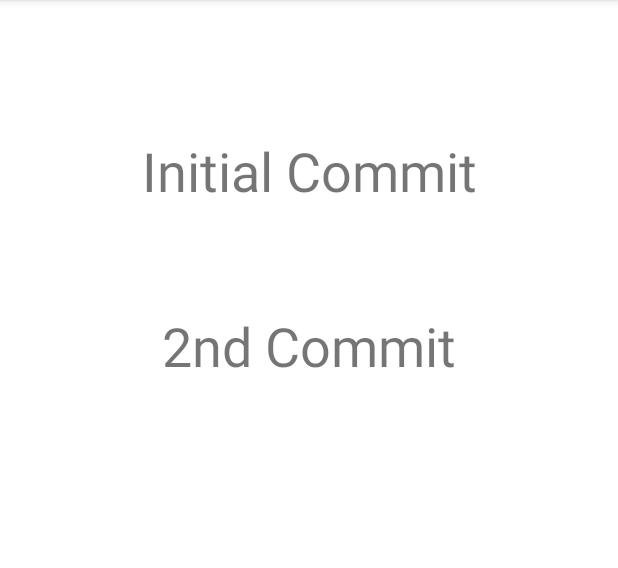
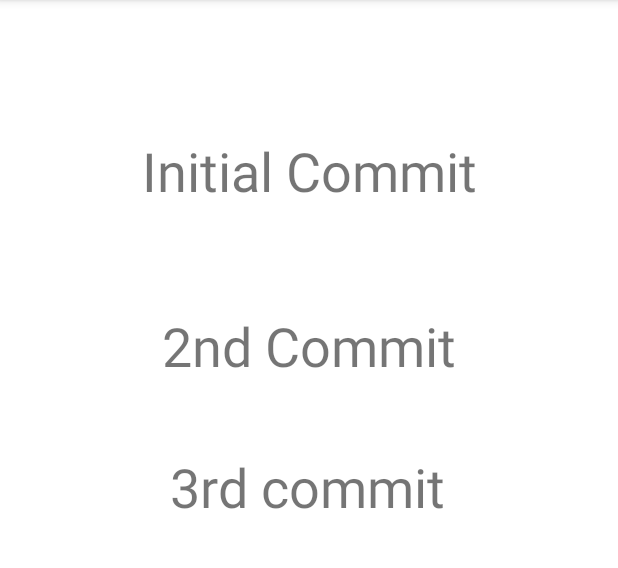
Before and after one commit to seyon-web/mad_lab3, an Android app: the screen it shows after launch (MainActivity), on a phone screen of 412 x 824 dp, the part 84-652 px from its top. Run offline under Robolectric (Android 15) with nearby library versions, the phone set to English and light mode, and no system bars.

Commit message:
3rd Commit

```diff
--- a/app/src/main/res/layout/activity_main.xml
+++ b/app/src/main/res/layout/activity_main.xml
@@ -24,6 +24,21 @@
         android:id="@+id/text"
         android:layout_width="wrap_content"
         android:layout_height="wrap_content"
+        android:text="@string/_3rd_commit"
+        android:textSize="36sp"
+        app:layout_constraintBottom_toBottomOf="parent"
+        app:layout_constraintEnd_toEndOf="parent"
+        app:layout_constraintHorizontal_bias="0.497"
+        app:layout_constraintLeft_toLeftOf="parent"
+        app:layout_constraintRight_toRightOf="parent"
+        app:layout_constraintStart_toStartOf="parent"
+        app:layout_constraintTop_toTopOf="parent"
+        app:layout_constraintVertical_bias="0.417" />
+
+    <TextView
+        android:id="@+id/text4"
+        android:layout_width="wrap_content"
+        android:layout_height="wrap_content"
         android:text="@string/_2nd_commit"
         android:textSize="36sp"
         app:layout_constraintBottom_toBottomOf="parent"
--- a/app/src/main/res/values/strings.xml
+++ b/app/src/main/res/values/strings.xml
@@ -3,4 +3,5 @@
     <string name="initial_commitment">Initial Commitment</string>
     <string name="initial_commit">Initial Commit</string>
     <string name="_2nd_commit">2nd Commit</string>
+    <string name="_3rd_commit">3rd commit</string>
 </resources>
```
